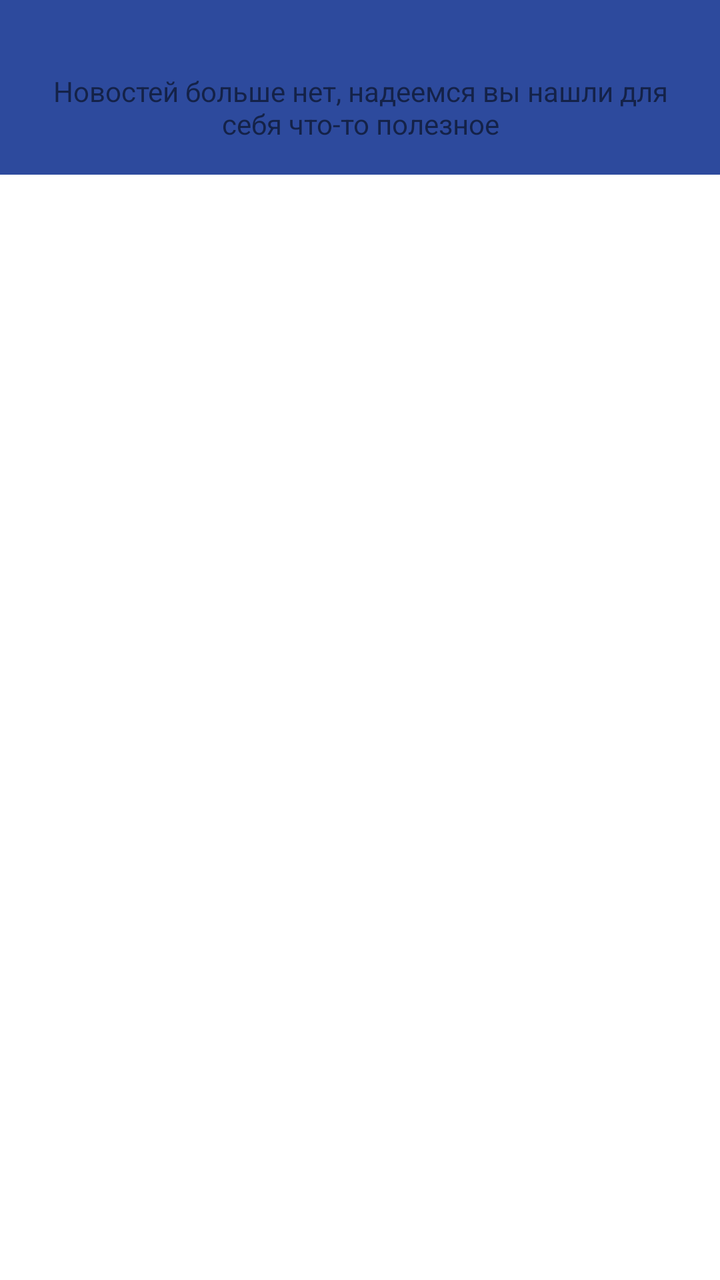
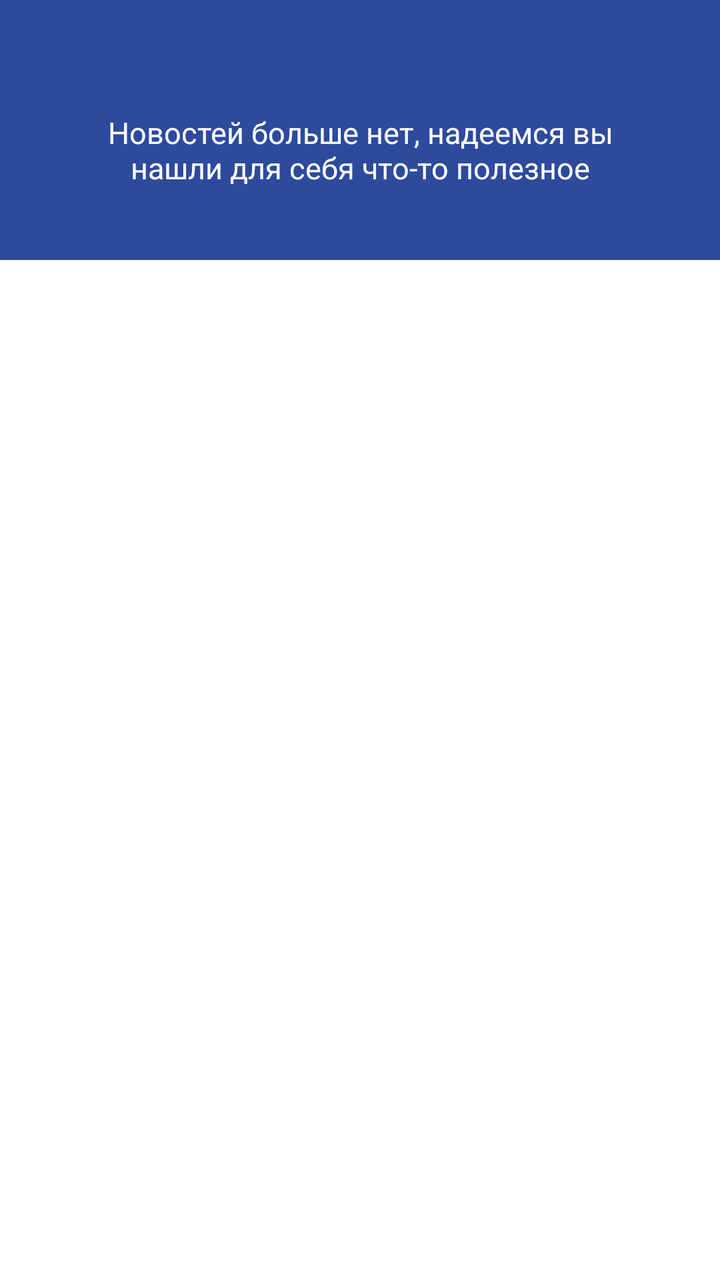

Screens rendered from an Android XML layout before and after an edit, with the pre-edit source and the edit as a unified diff.
<!-- AndroidManifest.xml: application theme Theme.MyApplication -->
<!-- res/layout/fragment_news.xml -->
<?xml version="1.0" encoding="utf-8"?>
<androidx.core.widget.NestedScrollView
    xmlns:android="http://schemas.android.com/apk/res/android"
    xmlns:tools="http://schemas.android.com/tools"
    android:layout_width="match_parent"
    android:layout_height="match_parent">

    <LinearLayout
        android:layout_width="match_parent"
        android:layout_height="wrap_content"
        android:orientation="vertical"
        android:background="@color/prblue">

    <androidx.recyclerview.widget.RecyclerView
        android:id="@+id/recyclerView"
        android:layout_width="match_parent"
        android:layout_height="wrap_content"
        android:nestedScrollingEnabled="false"
        android:layout_marginTop="20dp"/>

        <LinearLayout
            android:id="@+id/bottomLayout"
            android:layout_width="match_parent"
            android:layout_height="wrap_content"
            android:orientation="horizontal"
            android:padding="16dp">


            <TextView
                android:id="@+id/textView2"
                android:layout_width="0dp"
                android:layout_height="wrap_content"
                android:layout_weight="1"
                android:textAlignment="center"
                android:text="Новостей больше нет, надеемся вы нашли для себя что-то полезное"
                tools:ignore="HardcodedText" />
        </LinearLayout>

    </LinearLayout>
</androidx.core.widget.NestedScrollView>
<!-- resources referenced by this layout -->
<resources>
  <color name="prblue">#2D4A9D</color>
  <style name="Theme.MyApplication" parent="Theme.MaterialComponents.DayNight.DarkActionBar">
          
          <item name="colorPrimary">@color/purple_500</item>
          <item name="colorPrimaryVariant">@color/purple_700</item>
          <item name="colorOnPrimary">@color/white</item>
          
          <item name="colorSecondary">@color/teal_200</item>
          <item name="colorSecondaryVariant">@color/teal_700</item>
          <item name="colorOnSecondary">@color/black</item>
          
          <item name="android:statusBarColor">?attr/colorPrimaryVariant</item>
          
      </style>
  <color name="purple_500">#FF6200EE</color>
  <color name="purple_700">#FF3700B3</color>
  <color name="white">#FFFFFFFF</color>
  <color name="teal_200">#FF03DAC5</color>
  <color name="teal_700">#FF018786</color>
  <color name="black">#FF000000</color>
</resources>

<!-- the commit's change to res/layout/fragment_news.xml (unified diff, before → after) -->
@@ -11,12 +11,12 @@
         android:orientation="vertical"
         android:background="@color/prblue">
 
-    <androidx.recyclerview.widget.RecyclerView
-        android:id="@+id/recyclerView"
-        android:layout_width="match_parent"
-        android:layout_height="wrap_content"
-        android:nestedScrollingEnabled="false"
-        android:layout_marginTop="20dp"/>
+        <androidx.recyclerview.widget.RecyclerView
+            android:id="@+id/recyclerView"
+            android:layout_width="match_parent"
+            android:layout_height="wrap_content"
+            android:nestedScrollingEnabled="false"
+            android:layout_marginTop="20dp"/>
 
         <LinearLayout
             android:id="@+id/bottomLayout"
@@ -32,6 +32,9 @@
                 android:layout_height="wrap_content"
                 android:layout_weight="1"
                 android:textAlignment="center"
+                android:textColor="@color/white"
+                android:padding="20dp"
+                android:textSize="15sp"
                 android:text="Новостей больше нет, надеемся вы нашли для себя что-то полезное"
                 tools:ignore="HardcodedText" />
         </LinearLayout>
